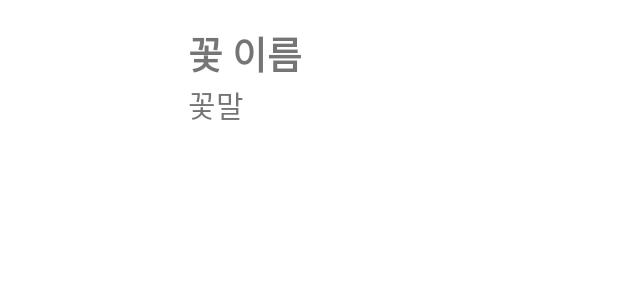
After one commit to cj1ne/AAC-basic, an Android app: the layout item_flower.xml on its own in the app's theme, with its tools: preview values and no code run, on a phone screen of 412 x 824 dp. The commit adds this screen. Shown: the top 300 px of the screen. Run offline under Robolectric (Android 15) with nearby library versions, the phone set to English and light mode, and no system bars.

Commit message:
[add] ViewHolder, Adapter 추가

```diff
--- /dev/null
+++ b/app/src/main/res/layout/item_flower.xml
@@ -0,0 +1,58 @@
+<?xml version="1.0" encoding="utf-8"?>
+<layout xmlns:android="http://schemas.android.com/apk/res/android"
+    xmlns:app="http://schemas.android.com/apk/res-auto"
+    xmlns:tools="http://schemas.android.com/tools">
+
+    <data>
+
+        <variable
+            name="item"
+            type="com.glen.aacbasic.data.Flower" />
+    </data>
+
+    <androidx.constraintlayout.widget.ConstraintLayout
+        android:layout_width="match_parent"
+        android:layout_height="wrap_content"
+        android:padding="15dp">
+
+        <ImageView
+            android:id="@+id/image"
+            android:layout_width="100dp"
+            android:layout_height="70dp"
+            android:layout_marginEnd="10dp"
+            android:contentDescription="@string/flower_image"
+            android:scaleType="centerInside"
+            app:layout_constraintBottom_toBottomOf="parent"
+            app:layout_constraintLeft_toLeftOf="parent"
+            app:layout_constraintTop_toTopOf="parent" />
+
+        <TextView
+            android:id="@+id/name"
+            android:layout_width="0dp"
+            android:layout_height="wrap_content"
+            android:layout_marginStart="10dp"
+            android:text="@{item.name}"
+            android:textSize="25sp"
+            android:textStyle="bold"
+            app:layout_constraintBottom_toTopOf="@id/flower_language"
+            app:layout_constraintLeft_toRightOf="@id/image"
+            app:layout_constraintRight_toRightOf="parent"
+            app:layout_constraintTop_toTopOf="parent"
+            tools:text="꽃 이름" />
+
+        <TextView
+            android:id="@+id/flower_language"
+            android:layout_width="0dp"
+            android:layout_height="wrap_content"
+            android:layout_marginStart="10dp"
+            android:text="@{item.flowerLanguage}"
+            android:textSize="20sp"
+            app:layout_constraintBottom_toBottomOf="parent"
+            app:layout_constraintLeft_toRightOf="@id/image"
+            app:layout_constraintRight_toRightOf="parent"
+            app:layout_constraintTop_toBottomOf="@id/name"
+            tools:text="꽃말" />
+
+    </androidx.constraintlayout.widget.ConstraintLayout>
+
+</layout>
--- a/app/src/main/res/values/strings.xml
+++ b/app/src/main/res/values/strings.xml
@@ -1,3 +1,4 @@
 <resources>
     <string name="app_name">AAC Basic</string>
+    <string name="flower_image">Flower image</string>
 </resources>
```
Also changed, not shown: app/src/main/java/com/glen/aacbasic/presentation/FlowerAdapter.kt (added, +41 -0 lines), app/src/main/java/com/glen/aacbasic/presentation/FlowerViewHolder.kt (added, +18 -0 lines).
